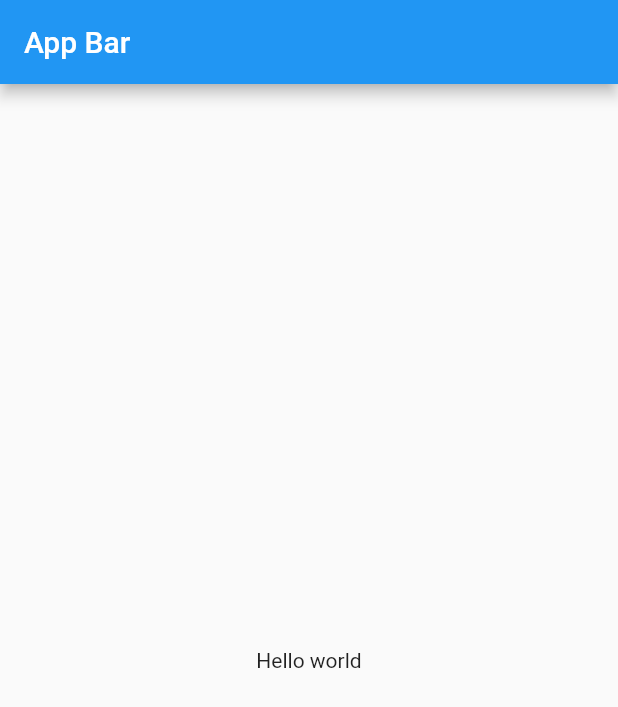
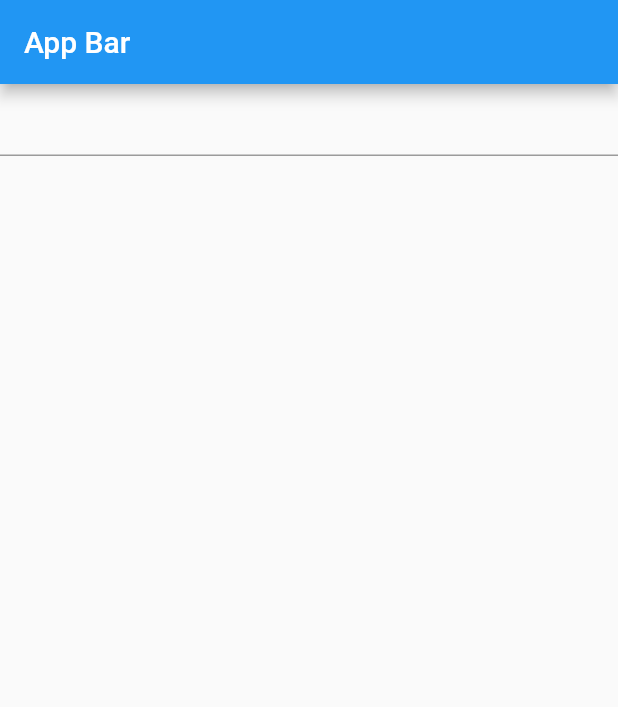
Before and after one commit to madaiart/FlutterProjects, a Flutter app: the screen it shows after launch, on a phone screen of 412 x 824 dp. Shown: the top 707 px of the screen. Run offline on Flutter 3.47's test engine with Material 2 defaults, Android fonts, the phone set to English and light mode, and no system bars.

Commit message:
Second version

```diff
--- a/The big picture/hello_world/lib/main.dart
+++ b/The big picture/hello_world/lib/main.dart
@@ -16,9 +16,37 @@ class MyApp extends StatelessWidget {
       home: Scaffold(
         appBar: AppBar(title: Text("App Bar"),),
         body: Center(
-          child: Text("Hello world"),
+          child: HelloText(),
         ),
       ),
     );
   }
 }
+
+
+class HelloText extends StatefulWidget {
+  @override
+  _HelloTextState createState() => _HelloTextState();
+}
+
+class _HelloTextState extends State<HelloText> {
+  String helloText = '';
+  final myController = TextEditingController();
+
+  void sayHello(String text){
+    setState(() {
+      helloText = "Welcome " + text.toUpperCase() + '!';
+    });
+  }
+
+  @override
+  Widget build(BuildContext context) {
+    return Column(children: [
+      TextField(
+        onChanged: (text) => sayHello(text),
+        controller: myController,
+      ),
+      Text(helloText),
+    ],);
+  }
+}
```
